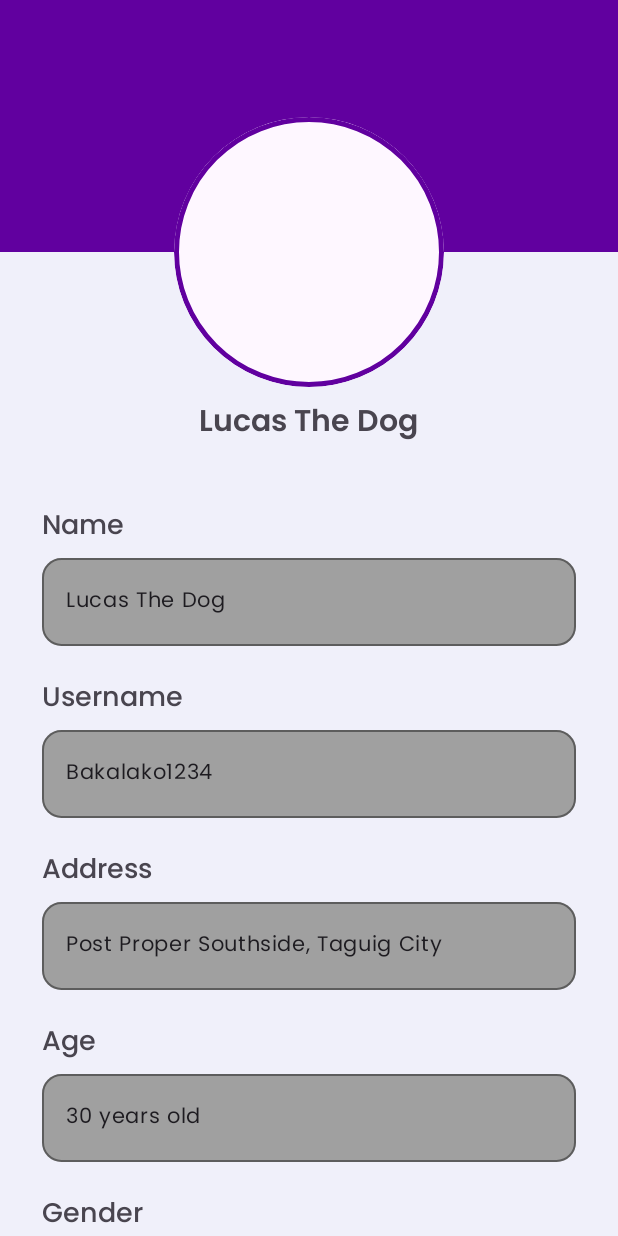
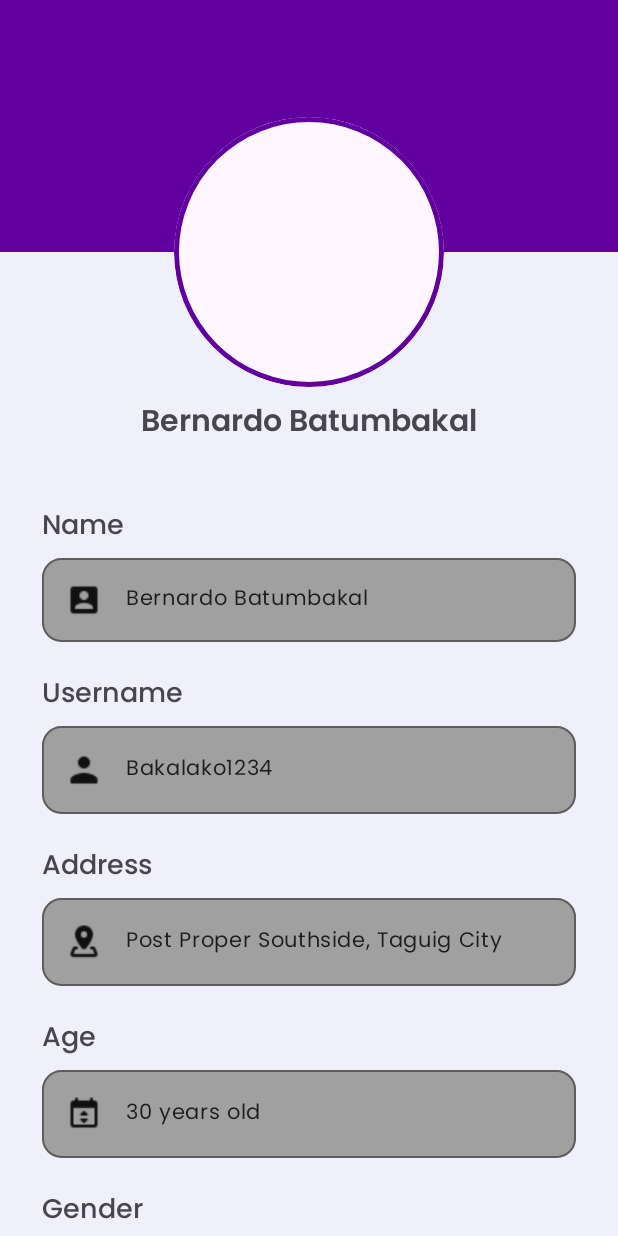
Before and after one commit to TheMeowgician/Barangay-Post-Proper-Southside-Information-System, an Android app: the ProfileActivity screen opened directly, with no data from a screen before it, on a phone screen of 412 x 824 dp. Run offline under Robolectric (Android 15) with nearby library versions, the phone set to English and light mode, and no system bars; Roboto replaces fonts that are not available here.

Commit message:
Added a drawable icons to each of the TextInputEditText in Profile Activity

```diff
--- a/app/src/main/res/layout/activity_profile.xml
+++ b/app/src/main/res/layout/activity_profile.xml
@@ -46,8 +46,6 @@
                 app:strokeColor="#61009F"
                 app:strokeWidth="3dp">
 
-
-
             </com.google.android.material.card.MaterialCardView>
 
             <TextView
@@ -57,7 +55,7 @@
 
                 android:layout_centerHorizontal="true"
                 android:fontFamily="@font/poppins_semibold"
-                android:text="Lucas The Dog"
+                android:text="Bernardo Batumbakal"
 
                 android:textSize="20sp"
                 android:layout_below="@id/profileCard"
@@ -97,19 +95,24 @@
                     app:boxCornerRadiusBottomStart="13dp"
                     app:boxCornerRadiusBottomEnd="13dp"
                     app:boxStrokeColor="@color/black"
-                    app:boxBackgroundColor="#A0A0A0">
+                    app:boxBackgroundColor="#A0A0A0"
+                    >
 
                     <com.google.android.material.textfield.TextInputEditText
                         android:id="@+id/nameTextInputEditText"
                         android:layout_width="match_parent"
                         android:layout_height="wrap_content"
                         android:inputType="text"
-                        android:text="Lucas The Dog"
+                        android:text="Bernardo Batumbakal"
                         android:textSize="14dp"
                         android:fontFamily="@font/poppins"
                         android:clickable="false"
                         android:focusable="false"
+                        android:padding="16dp"
+                        android:drawableStart="@drawable/profile_name_icon"
+                        android:drawablePadding="16dp"
                         />
+
                 </com.google.android.material.textfield.TextInputLayout>
 
             </LinearLayout>
@@ -151,6 +154,8 @@
                         android:fontFamily="@font/poppins"
                         android:clickable="false"
                         android:focusable="false"
+                        android:drawableStart="@drawable/profile_username_icon"
+                        android:drawablePadding="16dp"
                         />
                 </com.google.android.material.textfield.TextInputLayout>
 
@@ -193,6 +198,8 @@
                         android:fontFamily="@font/poppins"
                         android:clickable="false"
                         android:focusable="false"
+                        android:drawableStart="@drawable/profile_address_icon"
+                        android:drawablePadding="16dp"
                         />
                 </com.google.android.material.textfield.TextInputLayout>
 
@@ -235,6 +242,8 @@
                         android:fontFamily="@font/poppins"
                         android:clickable="false"
                         android:focusable="false"
+                        android:drawableStart="@drawable/profile_age_icon"
+                        android:drawablePadding="16dp"
                         />
                 </com.google.android.material.textfield.TextInputLayout>
 
@@ -277,6 +286,8 @@
                         android:fontFamily="@font/poppins"
                         android:clickable="false"
                         android:focusable="false"
+                        android:drawableStart="@drawable/profile_gender_icon"
+                        android:drawablePadding="16dp"
                         />
                 </com.google.android.material.textfield.TextInputLayout>
 
@@ -319,6 +330,8 @@
                         android:fontFamily="@font/poppins"
                         android:clickable="false"
                         android:focusable="false"
+                        android:drawableStart="@drawable/profile_date_of_birth_icon"
+                        android:drawablePadding="16dp"
                         />
                 </com.google.android.material.textfield.TextInputLayout>
 
@@ -348,7 +361,9 @@
                     app:boxCornerRadiusTopEnd="13dp"
                     app:boxCornerRadiusBottomStart="13dp"
                     app:boxCornerRadiusBottomEnd="13dp"
-                    app:boxStrokeColor="@color/black">
+                    app:boxStrokeColor="@color/black"
+                    app:endIconMode="password_toggle"
+                    >
 
                     <com.google.android.material.textfield.TextInputEditText
                         android:id="@+id/profilePasswordTextInputEditText"
@@ -360,6 +375,9 @@
                         android:fontFamily="@font/poppins"
                         android:clickable="false"
                         android:focusable="false"
+                        android:drawableStart="@drawable/profile_password_icon"
+                        android:drawablePadding="16dp"
+                        app:endIconCheckable="false"
                         />
                 </com.google.android.material.textfield.TextInputLayout>
 
@@ -391,6 +409,7 @@
                     app:boxCornerRadiusBottomStart="13dp"
                     app:boxCornerRadiusBottomEnd="13dp"
                     app:boxStrokeColor="@color/black"
+                    app:endIconMode="password_toggle"
                     >
 
                     <com.google.android.material.textfield.TextInputEditText
@@ -400,6 +419,8 @@
                         android:inputType="textPassword"
                         android:textSize="14dp"
                         android:fontFamily="@font/poppins"
+                        android:drawableStart="@drawable/profile_password_icon"
+                        android:drawablePadding="16dp"
                         />
                 </com.google.android.material.textfield.TextInputLayout>
 
```
Also changed, not shown: app/src/main/res/drawable/profile_address_icon.png (added), app/src/main/res/drawable/profile_age_icon.png (added), app/src/main/res/drawable/profile_date_of_birth_icon.png (added), app/src/main/res/drawable/profile_gender_icon.png (added), app/src/main/res/drawable/profile_name_icon.png (added), app/src/main/res/drawable/profile_password_icon.png (added), app/src/main/res/drawable/profile_username_icon.png (added).
